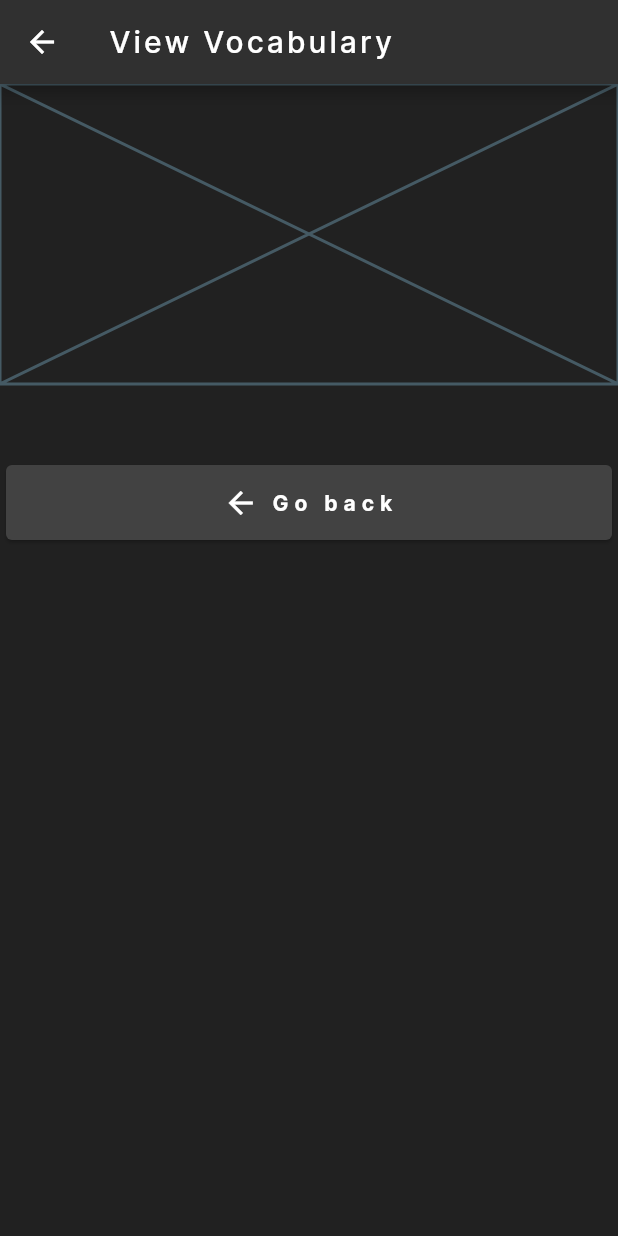
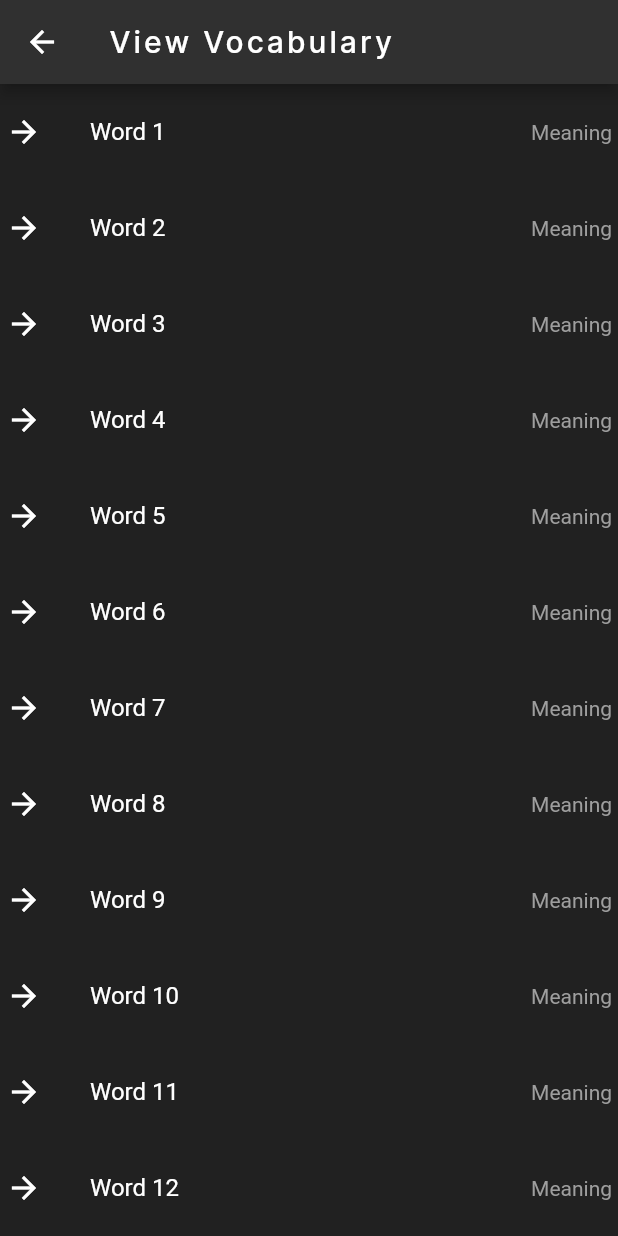
Before and after one commit to Kitz24/Simple_Vocab, a Flutter app: the viewFullVocab screen opened directly, on a phone screen of 412 x 824 dp. Run offline on Flutter 3.47's test engine with Material 2 defaults, Android fonts, the light colour scheme and no system bars; our stand-ins replace fluttertoast.

Commit message:
View word UI done

```diff
--- a/lib/viewVocab.dart
+++ b/lib/viewVocab.dart
@@ -1,6 +1,12 @@
 import 'package:flutter/material.dart';
+import 'package:fluttertoast/fluttertoast.dart';
 
-class viewFullVocab extends StatelessWidget{
+class viewFullVocab extends StatefulWidget{
+  @override
+  State<viewFullVocab> createState() => _viewFullVocabState();
+}
+
+class _viewFullVocabState extends State<viewFullVocab> {
   @override
   Widget build(BuildContext context) {
     return Scaffold(
@@ -11,43 +17,28 @@ class viewFullVocab extends StatelessWidget{
           backgroundColor: Colors.grey[850],
         ),
 
-        body: Column(
-          crossAxisAlignment: CrossAxisAlignment.stretch,
-          children: [
-            Placeholder(fallbackHeight: 200,),
-            SizedBox(height: 50),
-            Card(
-                clipBehavior: Clip.hardEdge,
-                child: InkWell(
-                    splashColor: Colors.blue[100],
-                    onTap: () {
-                      Navigator.pop(context);
-                    },
-                    child: Container(
+        // TODO attach database
+        body: ListView.builder(
+            itemCount: 20,
+            itemBuilder: (context, index) {
+              return ListTile(
+                contentPadding: EdgeInsets.all(4),
+                leading: Icon(Icons.arrow_forward_outlined),
+                title: Text("Word ${index+1}"),
+                trailing: Text("Meaning", style: TextStyle(color: Colors.grey),),
+                onTap: () {
+                  Fluttertoast.showToast(msg: "Index $index",toastLength: Toast.LENGTH_SHORT,
+                      gravity: ToastGravity.CENTER,
+                      timeInSecForIosWeb: 1,
+                      backgroundColor: Colors.red,
+                      textColor: Colors.white,
+                      fontSize: 16.0);
+                },
 
-                        height: 50,
-                        child:Row(
-                          mainAxisAlignment: MainAxisAlignment.center,
-                          children: [
-                            Icon(Icons.arrow_back,color: Colors.white),
-                            Text(
-                              " Go back",
-                              style: TextStyle(
-                                  letterSpacing: 4,
-                                  fontFamily: "Inter",
-                                  color: Colors.white
-                                  ,fontWeight: FontWeight.bold
-                              ),
-                            )
-                          ],
-                        )
-                    )
-                )
-            ),
-          ],
+              );
+            },
         )
 
     );
   }
-
 }
--- a/pubspec.yaml
+++ b/pubspec.yaml
@@ -39,6 +39,7 @@ dependencies:
   hive:
   hive_flutter:
   keyboard_actions:
+  fluttertoast:
 
 dev_dependencies:
   flutter_test:
```
Also changed, not shown: lib/randomWord.dart (+2 -32 lines), pubspec.lock.
